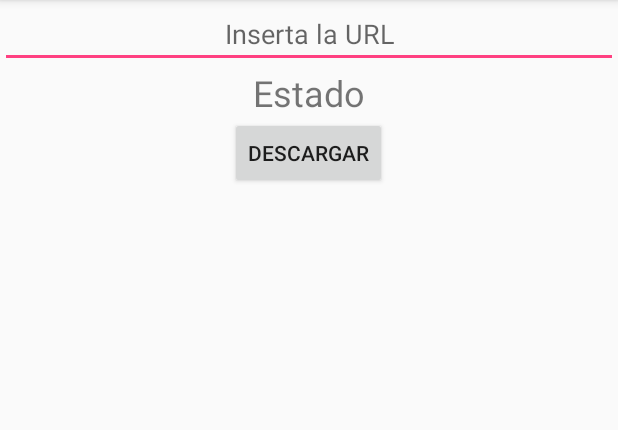
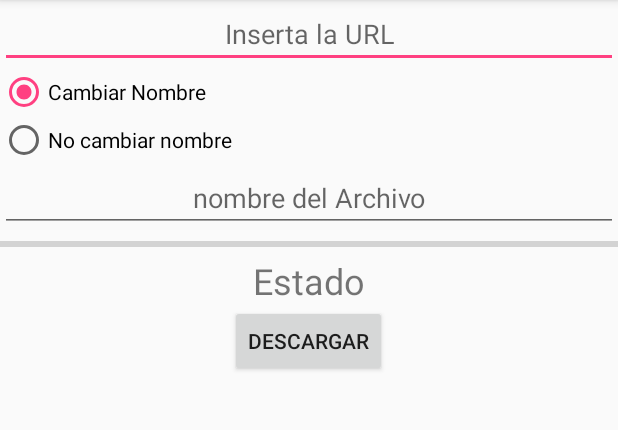
Before and after one commit to kev95p/Guia2_moviles, an Android app: the screen it shows after launch (MainActivity), on a phone screen of 412 x 824 dp, the part 84-514 px from its top. Run offline under Robolectric (Android 15) with nearby library versions, the phone set to English and light mode, and no system bars.

Commit message:
guia de moviles 2 terminada

```diff
--- a/app/src/main/java/org/dev4u/hv/guia2_moviles/Descargar.java
+++ b/app/src/main/java/org/dev4u/hv/guia2_moviles/Descargar.java
@@ -4,6 +4,7 @@ import android.content.Context;
 import android.os.AsyncTask;
 import android.os.Environment;
 import android.widget.Button;
+import android.widget.ProgressBar;
 import android.widget.TextView;
 import android.widget.Toast;
 
@@ -36,14 +37,18 @@ public class Descargar extends AsyncTask<String, Integer, Estado> {
 
     private Button btnDescargar;
     private TextView lblEstado;
+    private ProgressBar pbDescarga;
     private Context context;
+    private String nombre;
 
 
 
-    public Descargar(Context context,TextView estado,Button descargar) {
+    public Descargar(Context context,TextView estado,Button descargar,ProgressBar descarga,String nombre) {
         this.context      = context;
         this.lblEstado    = estado;
         this.btnDescargar = descargar;
+        this.pbDescarga = descarga;
+        this.nombre = nombre;
     }
 
     @Override
@@ -59,7 +64,9 @@ public class Descargar extends AsyncTask<String, Integer, Estado> {
             coneccion.connect();
 
             //obtenemos el nombre del archivo y su extencion, eje : imagen.jpg
-            String nombre = url.getFile();
+
+            String nombre = this.nombre.equals("")?url.getFile():this.nombre;
+
             nombre = nombre.substring(nombre.lastIndexOf("/")+1,nombre.length());
 
 
@@ -135,6 +142,7 @@ public class Descargar extends AsyncTask<String, Integer, Estado> {
         //se actualizan los valores
         //el porcentaje es de 0 - 100
         lblEstado.setText(progress[0]+"%");
+        pbDescarga.setProgress(progress[0]);
     }
 
     @Override
--- a/app/src/main/java/org/dev4u/hv/guia2_moviles/MainActivity.java
+++ b/app/src/main/java/org/dev4u/hv/guia2_moviles/MainActivity.java
@@ -4,20 +4,29 @@ import android.Manifest;
 import android.app.Activity;
 import android.content.pm.PackageManager;
 import android.os.AsyncTask;
+import android.support.annotation.IdRes;
 import android.support.v4.app.ActivityCompat;
 import android.support.v7.app.AppCompatActivity;
 import android.os.Bundle;
 import android.util.Log;
 import android.view.View;
 import android.widget.Button;
+import android.widget.CompoundButton;
 import android.widget.EditText;
+import android.widget.ProgressBar;
+import android.widget.RadioButton;
+import android.widget.RadioGroup;
 import android.widget.TextView;
+import android.widget.Toast;
 
 public class MainActivity extends AppCompatActivity {
 
-    private EditText txtURL;
+    private EditText txtURL,txtNombreArchivo;
+    private  RadioGroup rgCambiar;
+    private RadioButton rbCambiar,rbNoCambiar;
     private TextView lblEstado;
     private Button btnDescargar;
+    private ProgressBar pbDescarga;
     @Override
     protected void onCreate(Bundle savedInstanceState) {
         super.onCreate(savedInstanceState);
@@ -26,18 +35,46 @@ public class MainActivity extends AppCompatActivity {
         txtURL       = (EditText) findViewById(R.id.txtURL);
         lblEstado    = (TextView) findViewById(R.id.lblEstado);
         btnDescargar = (Button)   findViewById(R.id.btnDescargar);
+        rbCambiar = (RadioButton) findViewById(R.id.rbCambiar);
+        rbNoCambiar = (RadioButton) findViewById(R.id.rbNoCambiar);
+        txtNombreArchivo = (EditText) findViewById(R.id.txtNombreArchivo);
+        rgCambiar = (RadioGroup) findViewById(R.id.rgCambio);
+        pbDescarga = (ProgressBar) findViewById(R.id.pbDescarga);
+
+        rbCambiar.setChecked(true);
 
         //evento onClick
         btnDescargar.setOnClickListener(new View.OnClickListener() {
             @Override
             public void onClick(View v) {
+                if(rbCambiar.isChecked() && txtNombreArchivo.getText().toString().equals("")){
+                    Toast.makeText(MainActivity.this, "Ponga nombre al archivo", Toast.LENGTH_LONG).show();
+                    return;
+                }
                 new Descargar(
                         MainActivity.this,
                         lblEstado,
-                        btnDescargar
+                        btnDescargar,
+                        pbDescarga,
+                        txtNombreArchivo.getText().toString()
+
                 ).execute(txtURL.getText().toString());
             }
         });
+
+        rgCambiar.setOnCheckedChangeListener(new RadioGroup.OnCheckedChangeListener() {
+            @Override
+            public void onCheckedChanged(RadioGroup group, @IdRes int checkedId) {
+                if(checkedId == rbCambiar.getId()){
+                    txtNombreArchivo.setEnabled(true);
+                }
+                if(checkedId == rbNoCambiar.getId()){
+                    txtNombreArchivo.setEnabled(false);
+                    txtNombreArchivo.setText("");
+                }
+            }
+        });
+
 
         verifyStoragePermissions(this);
     }
--- a/app/src/main/res/layout/activity_main.xml
+++ b/app/src/main/res/layout/activity_main.xml
@@ -10,20 +10,60 @@
         android:orientation="vertical"
         android:layout_width="match_parent"
         android:layout_height="match_parent">
-    <EditText
+
+        <EditText
         android:id="@+id/txtURL"
         android:gravity="center"
         android:hint="Inserta la URL"
         android:layout_width="match_parent"
         android:layout_height="wrap_content" />
+
+        <RadioGroup
+            android:id="@+id/rgCambio"
+            android:layout_width="wrap_content"
+            android:layout_height="wrap_content">
+
+            <RadioButton
+                android:id="@+id/rbCambiar"
+                android:layout_width="wrap_content"
+                android:layout_height="wrap_content"
+                android:layout_weight="1"
+                android:text="Cambiar Nombre" />
+
+            <RadioButton
+                android:id="@+id/rbNoCambiar"
+                android:layout_width="wrap_content"
+                android:layout_height="wrap_content"
+                android:layout_weight="1"
+                android:text="No cambiar nombre" />
+
+        </RadioGroup>
+
+        <EditText
+            android:id="@+id/txtNombreArchivo"
+            android:layout_width="match_parent"
+            android:layout_height="wrap_content"
+            android:ems="10"
+            android:hint="nombre del Archivo"
+            android:inputType="textPersonName"
+            android:textAlignment="center" />
+
+        <ProgressBar
+            android:id="@+id/pbDescarga"
+            style="?android:attr/progressBarStyleHorizontal"
+            android:layout_width="match_parent"
+            android:layout_height="wrap_content"
+            android:max="100" />
+
         <TextView
-        android:id="@+id/lblEstado"
-        android:layout_gravity="center"
-        android:textSize="24sp"
-        android:layout_width="wrap_content"
-        android:layout_height="wrap_content"
-        android:text="Estado" />
-    <Button
+            android:id="@+id/lblEstado"
+            android:layout_width="wrap_content"
+            android:layout_height="wrap_content"
+            android:layout_gravity="center"
+            android:text="Estado"
+            android:textSize="24sp" />
+
+        <Button
         android:id="@+id/btnDescargar"
         android:text="Descargar"
         android:layout_gravity="center"
```
